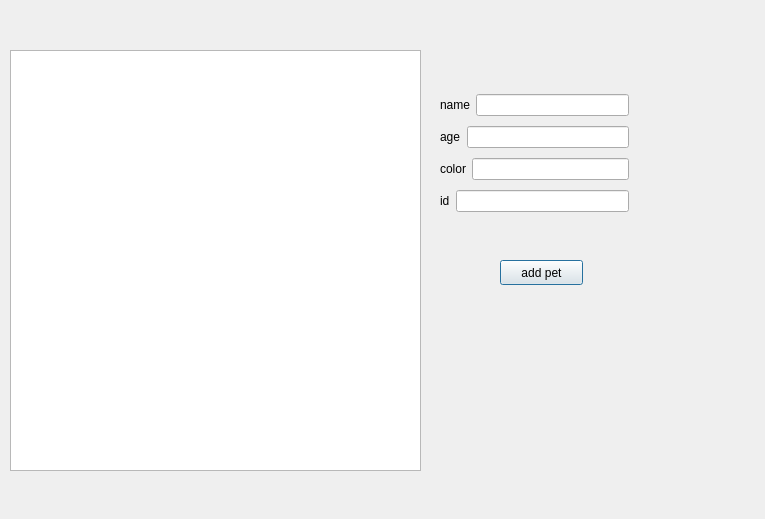
This is cuACS-D1/staffwindow.ui in darrenzel/cuACS as Qt 5 draws it before an edit. The edited form follows.
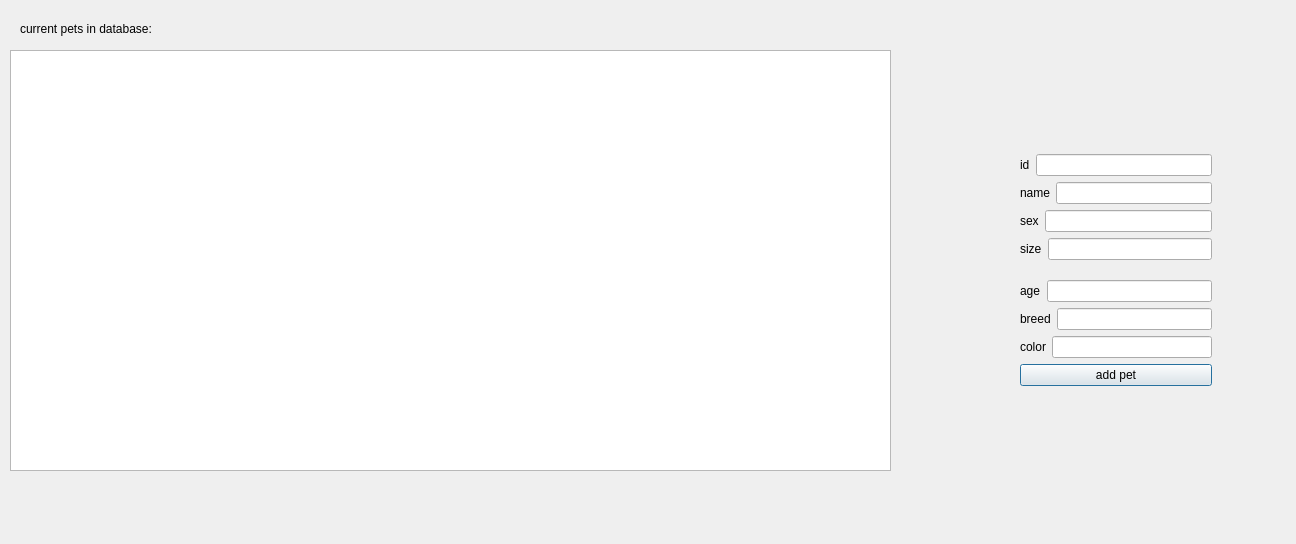
This is the edited form.

Patch:
```diff
--- a/cuACS-D1/staffwindow.ui
+++ b/cuACS-D1/staffwindow.ui
@@ -6,46 +6,62 @@
    <rect>
     <x>0</x>
     <y>0</y>
-    <width>765</width>
-    <height>519</height>
+    <width>1296</width>
+    <height>544</height>
    </rect>
   </property>
   <property name="windowTitle">
    <string>Dialog</string>
   </property>
-  <widget class="QPushButton" name="pushButton">
-   <property name="geometry">
-    <rect>
-     <x>500</x>
-     <y>260</y>
-     <width>83</width>
-     <height>25</height>
-    </rect>
-   </property>
-   <property name="text">
-    <string>add pet</string>
-   </property>
-  </widget>
   <widget class="QTableView" name="tableView">
    <property name="geometry">
     <rect>
      <x>10</x>
      <y>50</y>
-     <width>411</width>
+     <width>881</width>
      <height>421</height>
     </rect>
    </property>
   </widget>
+  <widget class="QLabel" name="label_8">
+   <property name="geometry">
+    <rect>
+     <x>20</x>
+     <y>20</y>
+     <width>291</width>
+     <height>17</height>
+    </rect>
+   </property>
+   <property name="text">
+    <string>current pets in database: </string>
+   </property>
+  </widget>
   <widget class="QWidget" name="">
    <property name="geometry">
     <rect>
-     <x>440</x>
-     <y>90</y>
-     <width>189</width>
-     <height>128</height>
+     <x>1020</x>
+     <y>140</y>
+     <width>192</width>
+     <height>262</height>
     </rect>
    </property>
+   <layout class="QVBoxLayout" name="verticalLayout_3">
+    <item>
    <layout class="QVBoxLayout" name="verticalLayout">
+      <item>
+       <layout class="QHBoxLayout" name="horizontalLayout_4">
+        <item>
+         <widget class="QLabel" name="label_4">
+          <property name="text">
+           <string>id</string>
+          </property>
+         </widget>
+        </item>
+        <item>
+         <widget class="QLineEdit" name="lineEdit_id"/>
+        </item>
+       </layout>
+      </item>
     <item>
      <layout class="QHBoxLayout" name="horizontalLayout">
       <item>
@@ -61,6 +77,38 @@
      </layout>
     </item>
     <item>
+       <layout class="QHBoxLayout" name="horizontalLayout_9">
+        <item>
+         <widget class="QLabel" name="label_7">
+          <property name="text">
+           <string>sex</string>
+          </property>
+         </widget>
+        </item>
+        <item>
+         <widget class="QLineEdit" name="lineEdit_sex"/>
+        </item>
+       </layout>
+      </item>
+      <item>
+       <layout class="QHBoxLayout" name="horizontalLayout_8">
+        <item>
+         <widget class="QLabel" name="label_6">
+          <property name="text">
+           <string>size</string>
+          </property>
+         </widget>
+        </item>
+        <item>
+         <widget class="QLineEdit" name="lineEdit_size"/>
+        </item>
+       </layout>
+      </item>
+     </layout>
+    </item>
+    <item>
+     <layout class="QVBoxLayout" name="verticalLayout_2">
+      <item>
      <layout class="QHBoxLayout" name="horizontalLayout_2">
       <item>
        <widget class="QLabel" name="label_2">
@@ -75,31 +123,48 @@
      </layout>
     </item>
     <item>
+       <layout class="QHBoxLayout" name="horizontalLayout_5">
+        <item>
+         <widget class="QLabel" name="label_5">
+          <property name="text">
+           <string>breed</string>
+          </property>
+         </widget>
+        </item>
+        <item>
+         <widget class="QLineEdit" name="lineEdit_breed"/>
+        </item>
+       </layout>
+      </item>
+      <item>
+       <layout class="QHBoxLayout" name="horizontalLayout_7">
+        <item>
      <layout class="QHBoxLayout" name="horizontalLayout_3">
       <item>
+           <layout class="QHBoxLayout" name="horizontalLayout_6">
+            <item>
        <widget class="QLabel" name="label_3">
         <property name="text">
          <string>color</string>
         </property>
        </widget>
       </item>
+           </layout>
+          </item>
+         </layout>
+        </item>
       <item>
        <widget class="QLineEdit" name="lineEdit_color"/>
       </item>
      </layout>
     </item>
     <item>
-     <layout class="QHBoxLayout" name="horizontalLayout_4">
-      <item>
-       <widget class="QLabel" name="label_4">
+       <widget class="QPushButton" name="pushButton">
         <property name="text">
-         <string>id</string>
+         <string>add pet</string>
         </property>
        </widget>
       </item>
-      <item>
-       <widget class="QLineEdit" name="lineEdit_id"/>
-      </item>
      </layout>
     </item>
    </layout>
```
Lines whose indentation alone changed are shown as unchanged.
